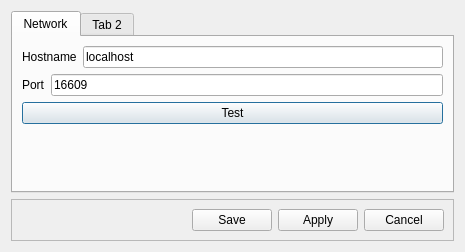
KJNeko/IDHAN, file HydrusImporter/src/gui/main/SettingsDialog.ui: the form before one commit.
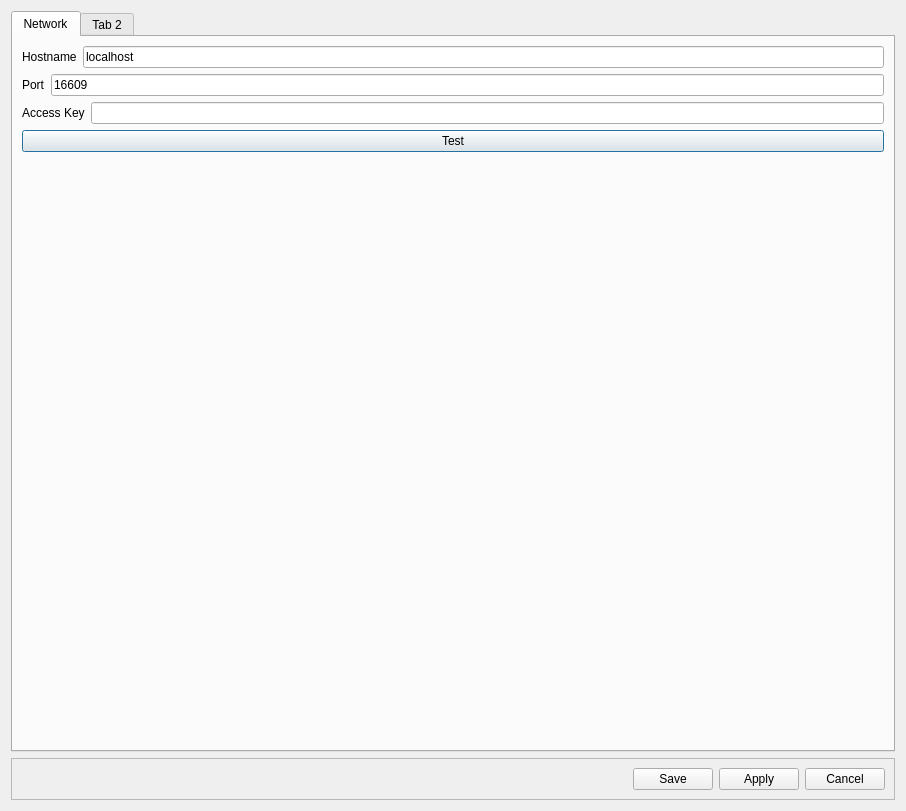
The form after the commit.

Commit message: Implements connection using access keys

Diff of the .ui file:
```diff
--- a/HydrusImporter/src/gui/main/SettingsDialog.ui
+++ b/HydrusImporter/src/gui/main/SettingsDialog.ui
@@ -6,8 +6,8 @@
    <rect>
     <x>0</x>
     <y>0</y>
-    <width>465</width>
-    <height>252</height>
+    <width>906</width>
+    <height>811</height>
    </rect>
   </property>
   <property name="windowTitle">
@@ -23,31 +23,11 @@
       <attribute name="title">
        <string>Network</string>
       </attribute>
+      <layout class="QVBoxLayout" name="verticalLayout_3">
+       <item>
       <layout class="QVBoxLayout" name="verticalLayout_2">
        <item>
-        <widget class="QFrame" name="frame_2">
-         <property name="frameShape">
-          <enum>QFrame::Shape::NoFrame</enum>
-         </property>
-         <property name="frameShadow">
-          <enum>QFrame::Shadow::Plain</enum>
-         </property>
-         <property name="lineWidth">
-          <number>0</number>
-         </property>
-         <layout class="QHBoxLayout" name="horizontalLayout_3">
-          <property name="leftMargin">
-           <number>0</number>
-          </property>
-          <property name="topMargin">
-           <number>0</number>
-          </property>
-          <property name="rightMargin">
-           <number>0</number>
-          </property>
-          <property name="bottomMargin">
-           <number>0</number>
-          </property>
+          <layout class="QHBoxLayout" name="horizontalLayout_2">
           <item>
            <widget class="QLabel" name="label">
             <property name="sizePolicy">
@@ -81,32 +61,9 @@
            </widget>
           </item>
          </layout>
-        </widget>
        </item>
        <item>
-        <widget class="QFrame" name="frame_3">
-         <property name="frameShape">
-          <enum>QFrame::Shape::NoFrame</enum>
-         </property>
-         <property name="frameShadow">
-          <enum>QFrame::Shadow::Plain</enum>
-         </property>
-         <property name="lineWidth">
-          <number>0</number>
-         </property>
-         <layout class="QHBoxLayout" name="horizontalLayout_2">
-          <property name="leftMargin">
-           <number>0</number>
-          </property>
-          <property name="topMargin">
-           <number>0</number>
-          </property>
-          <property name="rightMargin">
-           <number>0</number>
-          </property>
-          <property name="bottomMargin">
-           <number>0</number>
-          </property>
+          <layout class="QHBoxLayout" name="horizontalLayout_3">
           <item>
            <widget class="QLabel" name="label_2">
             <property name="sizePolicy">
@@ -149,7 +106,20 @@
            </widget>
           </item>
          </layout>
-        </widget>
+         </item>
+         <item>
+          <layout class="QHBoxLayout" name="horizontalLayout_4">
+           <item>
+            <widget class="QLabel" name="label_3">
+             <property name="text">
+              <string>Access Key</string>
+             </property>
+            </widget>
+           </item>
+           <item>
+            <widget class="QLineEdit" name="leKey"/>
+           </item>
+          </layout>
        </item>
        <item>
         <widget class="QPushButton" name="testConnection">
@@ -157,6 +127,8 @@
           <string>Test</string>
          </property>
         </widget>
+         </item>
+        </layout>
        </item>
        <item>
         <widget class="QLabel" name="networkSettingsLabel">
```
Lines whose indentation alone changed are shown as unchanged. The commit also changes 5 other files.
